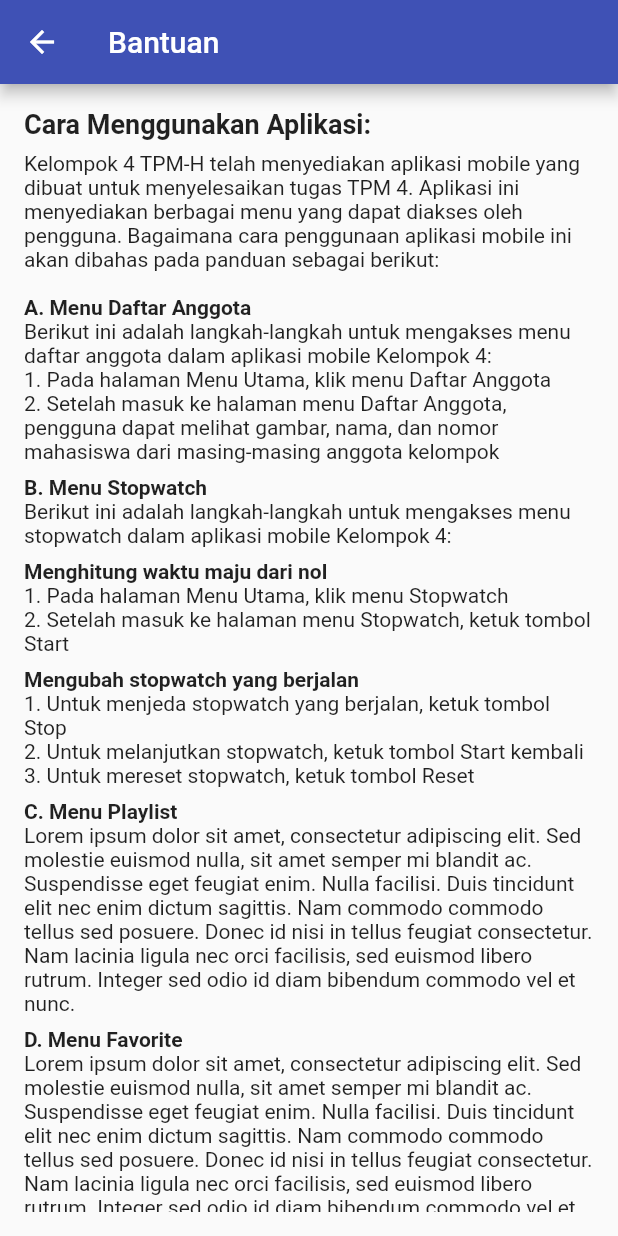
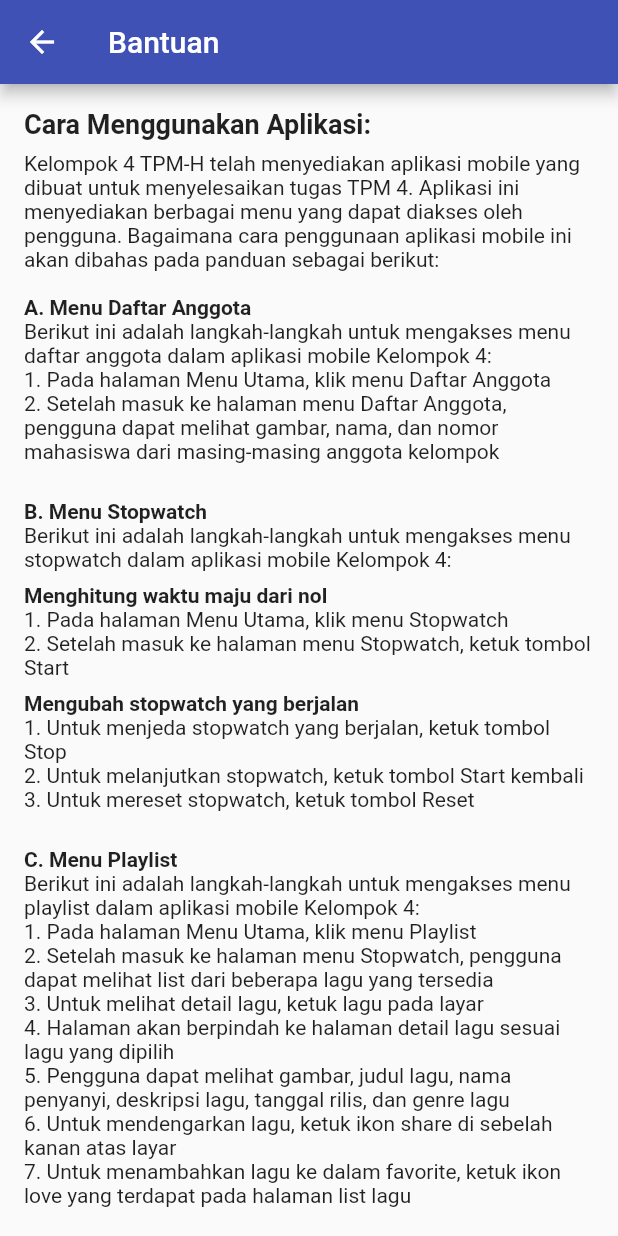
Before and after one commit to glxy-sn/tugas4, a Flutter app: the HelpPage screen opened directly, on a phone screen of 412 x 824 dp. Run offline on Flutter 3.47's test engine with Material 2 defaults, Android fonts, the phone set to English and light mode, and no system bars; missing offline and left inert: material_dialogs.

Commit message:
add steps of playlist menu

```diff
--- a/lib/penggunaan.dart
+++ b/lib/penggunaan.dart
@@ -30,7 +30,7 @@ class HelpPage extends StatelessWidget {
             Text(
               'Berikut ini adalah langkah-langkah untuk mengakses menu daftar anggota dalam aplikasi mobile Kelompok 4:\n'
               '1. Pada halaman Menu Utama, klik menu Daftar Anggota \n'
-              '2. Setelah masuk ke halaman menu Daftar Anggota, pengguna dapat melihat gambar, nama, dan nomor mahasiswa dari masing-masing anggota kelompok',
+              '2. Setelah masuk ke halaman menu Daftar Anggota, pengguna dapat melihat gambar, nama, dan nomor mahasiswa dari masing-masing anggota kelompok \n',
             ),
             SizedBox(height: 8.0),
             Text(
@@ -63,7 +63,7 @@ class HelpPage extends StatelessWidget {
             Text(
                 '1. Untuk menjeda stopwatch yang berjalan, ketuk tombol Stop \n'
                 '2. Untuk melanjutkan stopwatch, ketuk tombol Start kembali \n'
-                '3. Untuk mereset stopwatch, ketuk tombol Reset'
+                '3. Untuk mereset stopwatch, ketuk tombol Reset \n'
             ),
             SizedBox(height: 8.0),
             Text(
@@ -73,7 +73,14 @@ class HelpPage extends StatelessWidget {
               ),
             ),
             Text(
-              'Lorem ipsum dolor sit amet, consectetur adipiscing elit. Sed molestie euismod nulla, sit amet semper mi blandit ac. Suspendisse eget feugiat enim. Nulla facilisi. Duis tincidunt elit nec enim dictum sagittis. Nam commodo commodo tellus sed posuere. Donec id nisi in tellus feugiat consectetur. Nam lacinia ligula nec orci facilisis, sed euismod libero rutrum. Integer sed odio id diam bibendum commodo vel et nunc.',
+              'Berikut ini adalah langkah-langkah untuk mengakses menu playlist dalam aplikasi mobile Kelompok 4: \n'
+              '1. Pada halaman Menu Utama, klik menu Playlist \n'
+              '2. Setelah masuk ke halaman menu Stopwatch, pengguna dapat melihat list dari beberapa lagu yang tersedia \n'
+              '3. Untuk melihat detail lagu, ketuk lagu pada layar \n'
+              '4. Halaman akan berpindah ke halaman detail lagu sesuai lagu yang dipilih \n'
+              '5. Pengguna dapat melihat gambar, judul lagu, nama penyanyi, deskripsi lagu, tanggal rilis, dan genre lagu \n'
+              '6. Untuk mendengarkan lagu, ketuk ikon share di sebelah kanan atas layar \n'
+              '7. Untuk menambahkan lagu ke dalam favorite, ketuk ikon love yang terdapat pada halaman list lagu \n'
             ),
             SizedBox(height: 8.0),
             Text(
```
